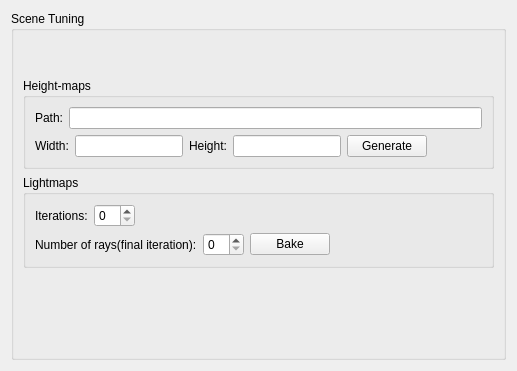
This is QGameDev/SceneTuner.ui in fynv/Three.V8 as Qt 5 draws it before an edit. The edited form follows.
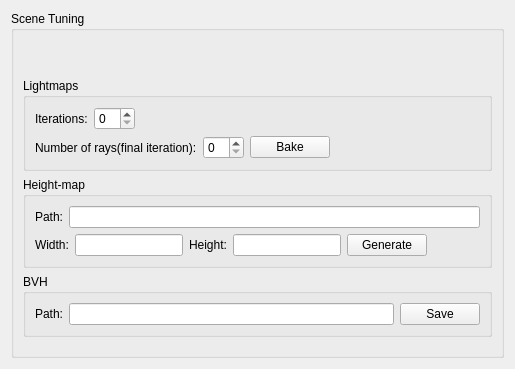
This is the edited form. Icons and pictures are not drawn.

```diff
--- a/QGameDev/SceneTuner.ui
+++ b/QGameDev/SceneTuner.ui
@@ -6,8 +6,8 @@
    <rect>
     <x>0</x>
     <y>0</y>
-    <width>517</width>
-    <height>371</height>
+    <width>515</width>
+    <height>369</height>
    </rect>
   </property>
   <property name="windowTitle">
@@ -68,73 +68,6 @@
         </item>
        </layout>
       </item>
-      <item>
-       <widget class="QGroupBox" name="groupBox_3">
-        <property name="title">
-         <string>Height-maps</string>
-        </property>
-        <layout class="QVBoxLayout" name="verticalLayout_3">
-         <item>
-          <layout class="QHBoxLayout" name="horizontalLayout_4">
-           <item>
-            <widget class="QLabel" name="label_3">
-             <property name="text">
-              <string>Path:</string>
-             </property>
-            </widget>
-           </item>
-           <item>
-            <widget class="QLineEdit" name="text_path"/>
-           </item>
-          </layout>
-         </item>
-         <item>
-          <layout class="QHBoxLayout" name="horizontalLayout_5">
-           <item>
-            <widget class="QLabel" name="label_4">
-             <property name="text">
-              <string>Width:</string>
-             </property>
-            </widget>
-           </item>
-           <item>
-            <widget class="QLineEdit" name="text_width"/>
-           </item>
-           <item>
-            <widget class="QLabel" name="label_5">
-             <property name="text">
-              <string>Height:</string>
-             </property>
-            </widget>
-           </item>
-           <item>
-            <widget class="QLineEdit" name="text_height"/>
-           </item>
-           <item>
-            <widget class="QPushButton" name="btnGenerate">
-             <property name="text">
-              <string>Generate</string>
-             </property>
-            </widget>
-           </item>
-           <item>
-            <spacer name="horizontalSpacer_4">
-             <property name="orientation">
-              <enum>Qt::Horizontal</enum>
-             </property>
-             <property name="sizeHint" stdset="0">
-              <size>
-               <width>40</width>
-               <height>20</height>
-              </size>
-             </property>
-            </spacer>
-           </item>
-          </layout>
-         </item>
-        </layout>
-       </widget>
-      </item>
       <item>
        <widget class="QGroupBox" name="groupBox_2">
         <property name="title">
@@ -205,6 +138,99 @@
         </layout>
        </widget>
       </item>
+      <item>
+       <widget class="QGroupBox" name="groupBox_3">
+        <property name="title">
+         <string>Height-map</string>
+        </property>
+        <layout class="QVBoxLayout" name="verticalLayout_3">
+         <item>
+          <layout class="QHBoxLayout" name="horizontalLayout_4">
+           <item>
+            <widget class="QLabel" name="label_3">
+             <property name="text">
+              <string>Path:</string>
+             </property>
+            </widget>
+           </item>
+           <item>
+            <widget class="QLineEdit" name="text_path_heightmap"/>
+           </item>
+          </layout>
+         </item>
+         <item>
+          <layout class="QHBoxLayout" name="horizontalLayout_5">
+           <item>
+            <widget class="QLabel" name="label_4">
+             <property name="text">
+              <string>Width:</string>
+             </property>
+            </widget>
+           </item>
+           <item>
+            <widget class="QLineEdit" name="text_width"/>
+           </item>
+           <item>
+            <widget class="QLabel" name="label_5">
+             <property name="text">
+              <string>Height:</string>
+             </property>
+            </widget>
+           </item>
+           <item>
+            <widget class="QLineEdit" name="text_height"/>
+           </item>
+           <item>
+            <widget class="QPushButton" name="btnGenerate">
+             <property name="text">
+              <string>Generate</string>
+             </property>
+            </widget>
+           </item>
+           <item>
+            <spacer name="horizontalSpacer_4">
+             <property name="orientation">
+              <enum>Qt::Horizontal</enum>
+             </property>
+             <property name="sizeHint" stdset="0">
+              <size>
+               <width>40</width>
+               <height>20</height>
+              </size>
+             </property>
+            </spacer>
+           </item>
+          </layout>
+         </item>
+        </layout>
+       </widget>
+      </item>
+      <item>
+       <widget class="QGroupBox" name="groupBox_4">
+        <property name="title">
+         <string>BVH</string>
+        </property>
+        <layout class="QHBoxLayout" name="horizontalLayout_6">
+         <item>
+          <widget class="QLabel" name="label_6">
+           <property name="text">
+            <string>Path:</string>
+           </property>
+          </widget>
+         </item>
+         <item>
+          <widget class="QLineEdit" name="text_path_bvh"/>
+         </item>
+         <item>
+          <widget class="QPushButton" name="btnSave">
+           <property name="text">
+            <string>Save</string>
+           </property>
+          </widget>
+         </item>
+        </layout>
+       </widget>
+      </item>
       <item>
        <spacer name="verticalSpacer">
         <property name="orientation">
```
